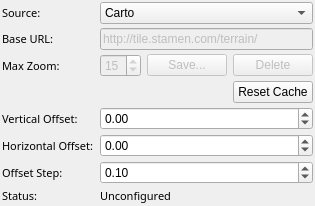
The window that tile_map/src/tile_map_config.ui (RobotnikAutomation/mapviz) describes before a commit, drawn with Qt 5.
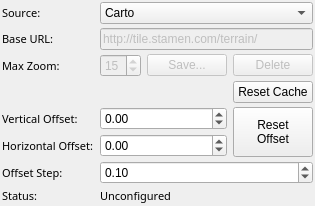
The same window after the commit.

Commit message: added reset offset

```diff
--- a/tile_map/src/tile_map_config.ui
+++ b/tile_map/src/tile_map_config.ui
@@ -202,22 +202,33 @@
      </property>
     </widget>
    </item>
-   <item row="7" column="1" colspan="3">
+   <item row="7" column="1" colspan="2">
     <widget class="QDoubleSpinBox" name="vertical_offset">
      <property name="minimum">
-      <double>-100.000000000000000</double>
+      <double>-100.00</double>
      </property>
      <property name="maximum">
-      <double>100.000000000000000</double>
-     </property>
-     <property name="singleStep">
-      <double>0.100000000000000</double>
+      <double>100.00</double>
      </property>
      <property name="decimals">
       <number>2</number>
      </property>
      <property name="value">
-      <double>0.000000000000000</double>
+      <double>0.00</double>
+     </property>
+    </widget>
+   </item>
+   <item row="7" column="3" rowspan="2">
+    <widget class="QPushButton" name="reset_offset_button">
+     <property name="sizePolicy">
+      <sizepolicy hsizetype="Fixed" vsizetype="Expanding">
+       <horstretch>0</horstretch>
+       <verstretch>0</verstretch>
+      </sizepolicy>
+     </property>
+     <property name="text">
+      <string>Reset
+Offset</string>
      </property>
     </widget>
    </item>
@@ -234,22 +245,19 @@
      </property>
     </widget>
    </item>
-   <item row="8" column="1" colspan="3">
+   <item row="8" column="1" colspan="2">
     <widget class="QDoubleSpinBox" name="horizontal_offset">
      <property name="minimum">
-      <double>-100.000000000000000</double>
+      <double>-100.00</double>
      </property>
      <property name="maximum">
-      <double>100.000000000000000</double>
-     </property>
-     <property name="singleStep">
-      <double>0.100000000000000</double>
+      <double>100.00</double>
      </property>
      <property name="decimals">
       <number>2</number>
      </property>
      <property name="value">
-      <double>0.000000000000000</double>
+      <double>0.00</double>
      </property>
     </widget>
    </item>
```
The commit also changes 2 other files.
